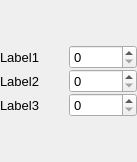
This is src/gui/keywordwidgets/vec3integer.ui in disorderedmaterials/dissolve as Qt 5 draws it before an edit. The edited form follows.
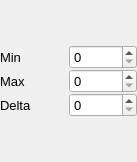
This is the edited form.

```diff
--- a/src/gui/keywordwidgets/vec3integer.ui
+++ b/src/gui/keywordwidgets/vec3integer.ui
@@ -39,7 +39,7 @@
      <item row="0" column="0">
       <widget class="QLabel" name="Label1">
        <property name="text">
-        <string>Label1</string>
+        <string>Min</string>
        </property>
       </widget>
      </item>
@@ -49,7 +49,7 @@
      <item row="1" column="0">
       <widget class="QLabel" name="Label2">
        <property name="text">
-        <string>Label2</string>
+        <string>Max</string>
        </property>
       </widget>
      </item>
@@ -59,7 +59,7 @@
      <item row="2" column="0">
       <widget class="QLabel" name="Label3">
        <property name="text">
-        <string>Label3</string>
+        <string>Delta</string>
        </property>
       </widget>
      </item>
```
